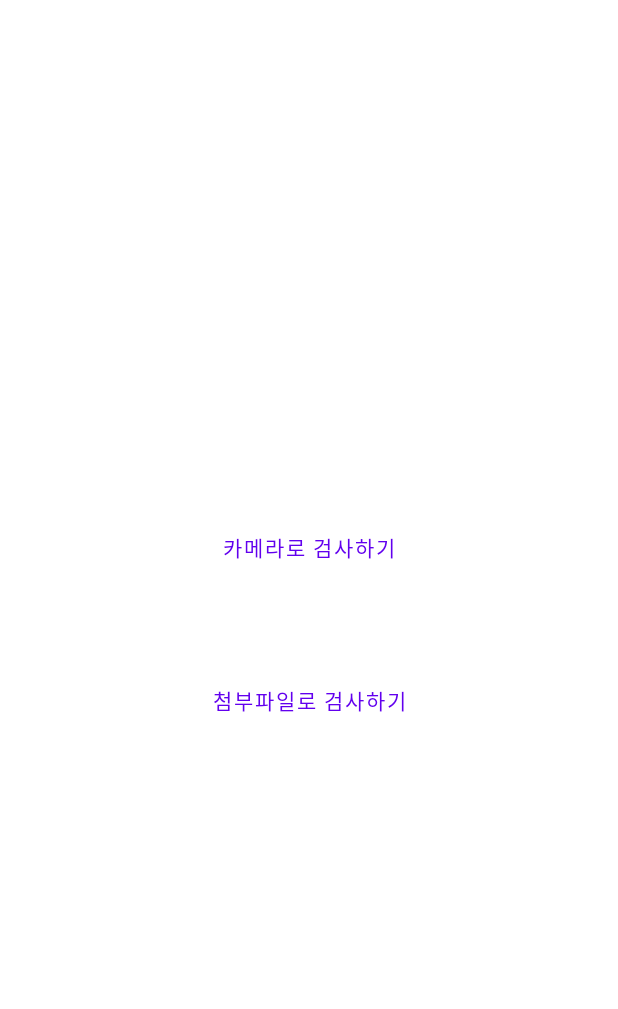
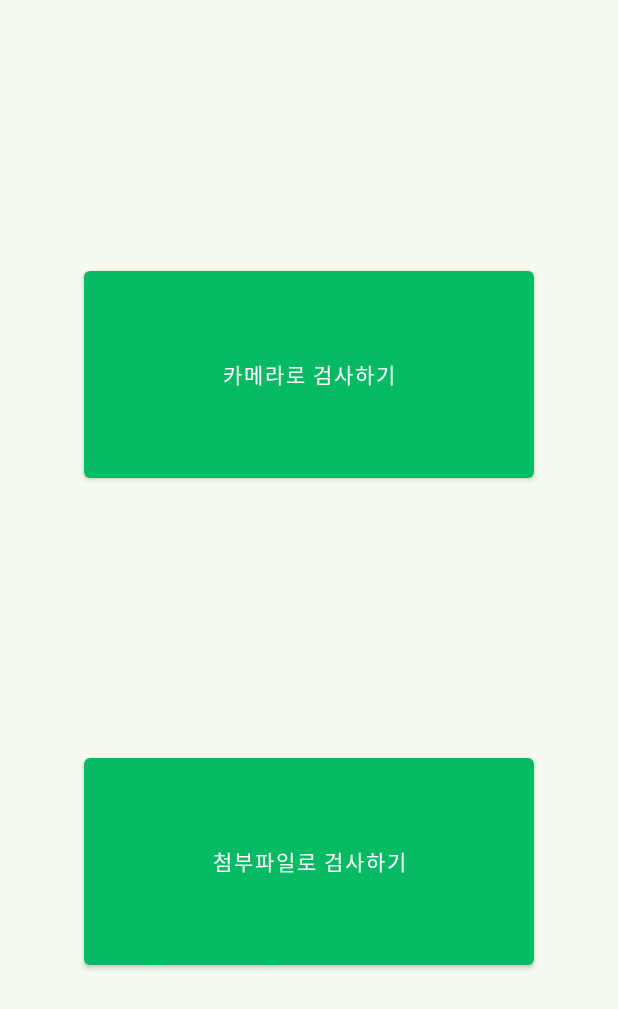
Before and after one commit to wbjung2917/YOLO_PROJECT, an Android app: the screen it shows after launch (MainActivity), on a phone screen of 412 x 824 dp. Shown: the top 1009 px of the screen. Run offline under Robolectric (Android 15) with nearby library versions, the phone set to English and light mode, and no system bars.

```diff
--- a/app/build.gradle
+++ b/app/build.gradle
@@ -39,4 +39,5 @@ dependencies {
     androidTestImplementation 'androidx.test.ext:junit:1.1.1'
     androidTestImplementation 'androidx.test:runner:1.3.0-beta01'
     androidTestImplementation 'androidx.test.espresso:espresso-core:3.3.0-beta01'
+    implementation 'com.github.PhilJay:MPAndroidChart:v3.1.0'
 }
--- a/app/src/main/res/layout/activity_main.xml
+++ b/app/src/main/res/layout/activity_main.xml
@@ -4,31 +4,32 @@
     xmlns:tools="http://schemas.android.com/tools"
     android:layout_width="match_parent"
     android:layout_height="match_parent"
+    android:background="@color/backGround"
     tools:context=".MainActivity">
 
     <com.google.android.material.button.MaterialButton
         android:id="@+id/btn_cam"
-        style="@style/Widget.MaterialComponents.Button.TextButton"
-        android:layout_width="match_parent"
-        android:layout_height="50dp"
+        style="@style/Widget.MaterialComponents.Button"
+        android:layout_width="300dp"
+        android:layout_height="150dp"
         android:text="카메라로 검사하기"
-        app:layout_constraintBottom_toBottomOf="parent"
+        app:layout_constraintBottom_toTopOf="@+id/btn_atc"
         app:layout_constraintEnd_toEndOf="parent"
-        app:layout_constraintHorizontal_bias="0.0"
+        app:layout_constraintHorizontal_bias="0.5"
         app:layout_constraintStart_toStartOf="parent"
         app:layout_constraintTop_toTopOf="parent"
-        app:layout_constraintVertical_bias="0.439"
+        app:layout_constraintVertical_bias="0.5"
         tools:ignore="MissingConstraints" />
 
     <com.google.android.material.button.MaterialButton
         android:id="@+id/btn_atc"
-        style="@style/Widget.MaterialComponents.Button.TextButton"
-        android:layout_width="0dp"
-        android:layout_height="50dp"
-        android:layout_marginTop="52dp"
+        style="@style/Widget.MaterialComponents.Button"
+        android:layout_width="300dp"
+        android:layout_height="150dp"
         android:text="첨부파일로 검사하기"
+        app:layout_constraintBottom_toBottomOf="parent"
         app:layout_constraintEnd_toEndOf="parent"
-        app:layout_constraintHorizontal_bias="0.0"
+        app:layout_constraintHorizontal_bias="0.5"
         app:layout_constraintStart_toStartOf="parent"
         app:layout_constraintTop_toBottomOf="@+id/btn_cam" />
 
--- a/app/src/main/res/values/colors.xml
+++ b/app/src/main/res/values/colors.xml
@@ -1,6 +1,7 @@
 <?xml version="1.0" encoding="utf-8"?>
 <resources>
-    <color name="colorPrimary">#6200EE</color>
-    <color name="colorPrimaryDark">#3700B3</color>
-    <color name="colorAccent">#03DAC5</color>
+    <color name="colorPrimary">#06BA63</color>
+    <color name="colorPrimaryDark">#1B512D</color>
+    <color name="colorAccent">#0FFF95</color>
+    <color name="backGround">#F5FBEE</color>
 </resources>
```
Also changed, not shown: app/src/main/res/drawable/ic_camera_alt_white_18dp.xml (added, +12 -0 lines), app/src/main/res/drawable/ic_collections_white_18dp.xml (added, +9 -0 lines), app/src/main/res/layout/activity_launch.xml (+9 -7 lines), app/src/main/res/drawable-v24/logo.png (added).
